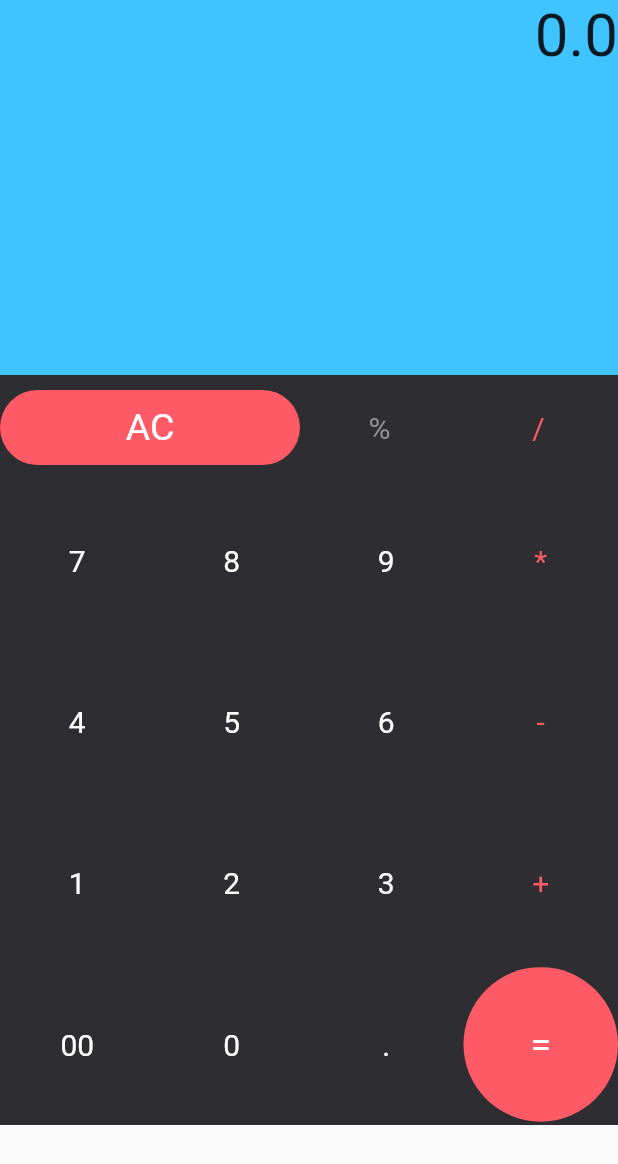
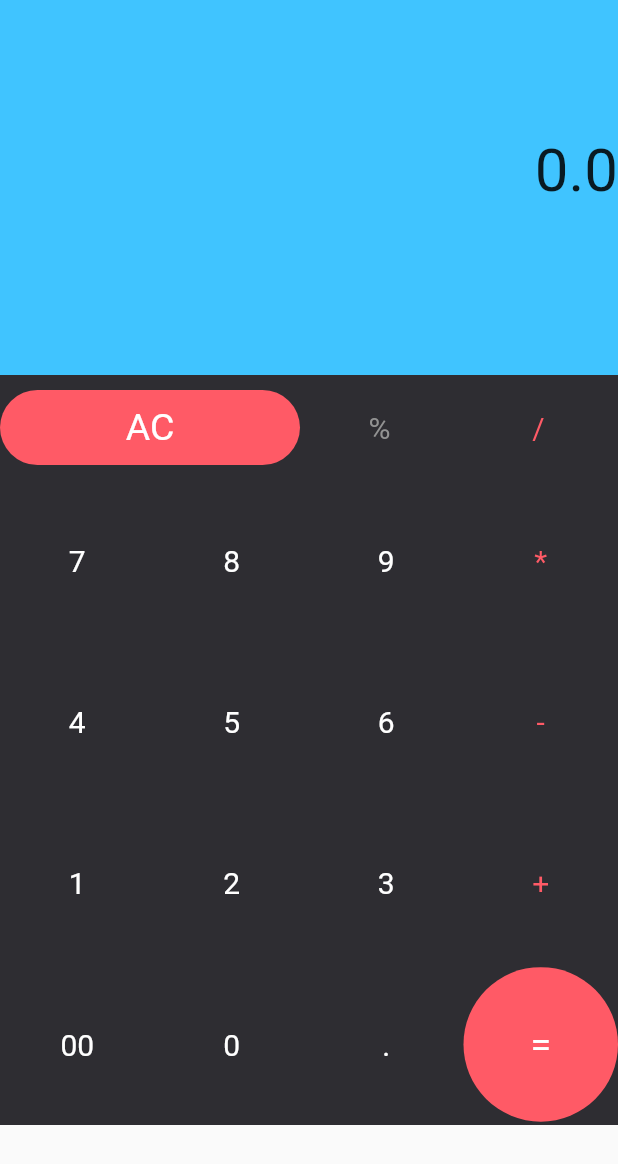
Before and after one commit to VivekTailor19/calculator_pro, a Flutter app: the screen it shows after launch, after a tap on "AC", on a phone screen of 412 x 824 dp. Shown: the top 1164 px of the screen. Run offline on Flutter 3.47's test engine with Material 2 defaults, Android fonts, the phone set to English and light mode, and no system bars.

Commit message:
UI_Calculator_Pro

```diff
--- a/lib/UI_Calculator/ui_calculator.dart
+++ b/lib/UI_Calculator/ui_calculator.dart
@@ -8,7 +8,7 @@ class UI_Calculaor extends StatefulWidget {
 }
 
 
-double output = 0  ;
+double? output  ;
 int? input ;
 String value = "";
 double first = 0 ;
@@ -30,8 +30,9 @@ class _UI_CalculaorState extends State<UI_Calculaor> {
               alignment: Alignment.bottomRight,
               child: Column(
                 children: [
+                  Text("$value",style: TextStyle(fontSize: 60),),
+                  SizedBox(height: 20,),
                   Text("$output",style: TextStyle(fontSize: 40),),
-                  Text("$value",style: TextStyle(fontSize: 60),),
                 ],
 
               ),
@@ -66,6 +67,8 @@ class _UI_CalculaorState extends State<UI_Calculaor> {
 
                         Expanded(child: InkWell(onTap: (){
                           setState(() {
+
+
 
                             first = double.parse(value) ;
                             sign = "%";
```
